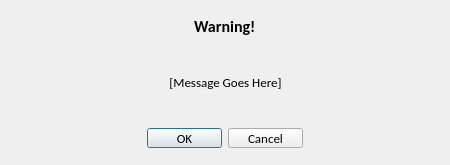
Qt form DelaunayDream/gui/warning.ui (chensation/Delaunay-Dream) before a commit.
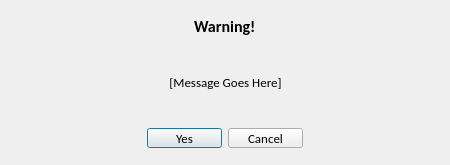
The same form after that commit.

Commit message: chore: changed wording of warning dialogue

What changed in the file:
```diff
--- a/DelaunayDream/gui/warning.ui
+++ b/DelaunayDream/gui/warning.ui
@@ -204,7 +204,7 @@
           <string>Confirm</string>
          </property>
          <property name="text">
-          <string>OK</string>
+          <string>Yes</string>
          </property>
         </widget>
        </item>
```
The commit also changes 2 other files.
